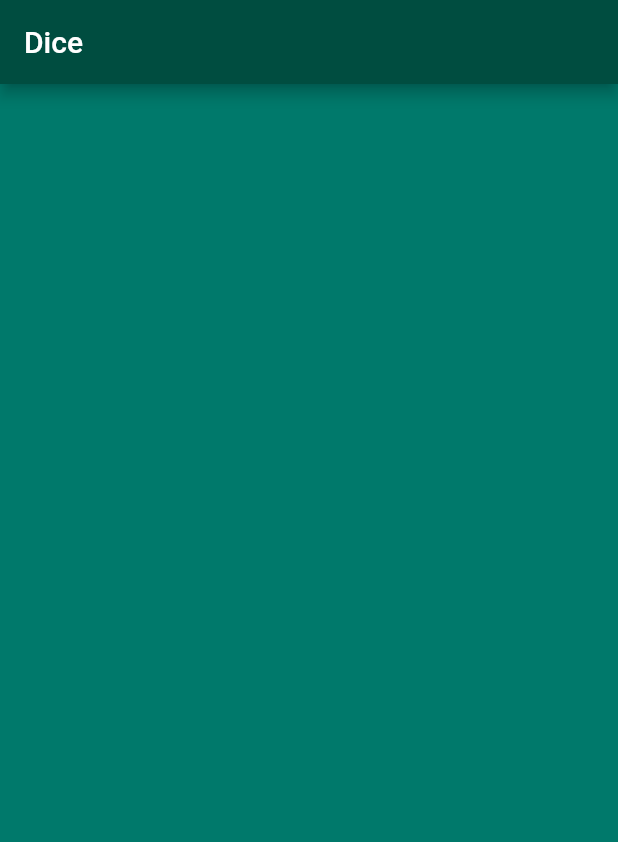
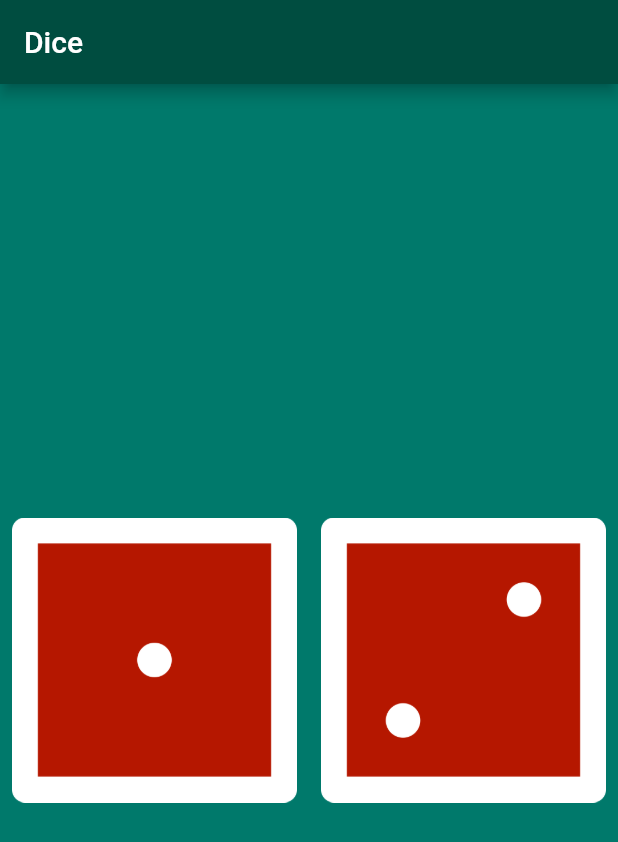
Before and after one commit to fernnlcs/dice, a Flutter app: the screen it shows after launch, on a phone screen of 412 x 824 dp. Shown: the top 842 px of the screen. Run offline on Flutter 3.47's test engine with Material 2 defaults, Android fonts, the phone set to English and light mode, and no system bars.

Commit message:
Class #23: Center and padding

```diff
--- a/lib/main.dart
+++ b/lib/main.dart
@@ -20,6 +20,23 @@ void main() {
 class Dice extends StatelessWidget {
   @override
   Widget build(BuildContext context) {
-    return Container();
+    return Center(
+      child: Row(
+        children: [
+          Expanded(
+            child: Padding(
+              padding: const EdgeInsets.all(8.0),
+              child: Image.asset('images/dado1.png'),
+            ),
+          ),
+          Expanded(
+            child: Padding(
+              padding: const EdgeInsets.all(8.0),
+              child: Image.asset('images/dado2.png'),
+            ),
+          ),
+        ],
+      ),
+    );
   }
 }
```
